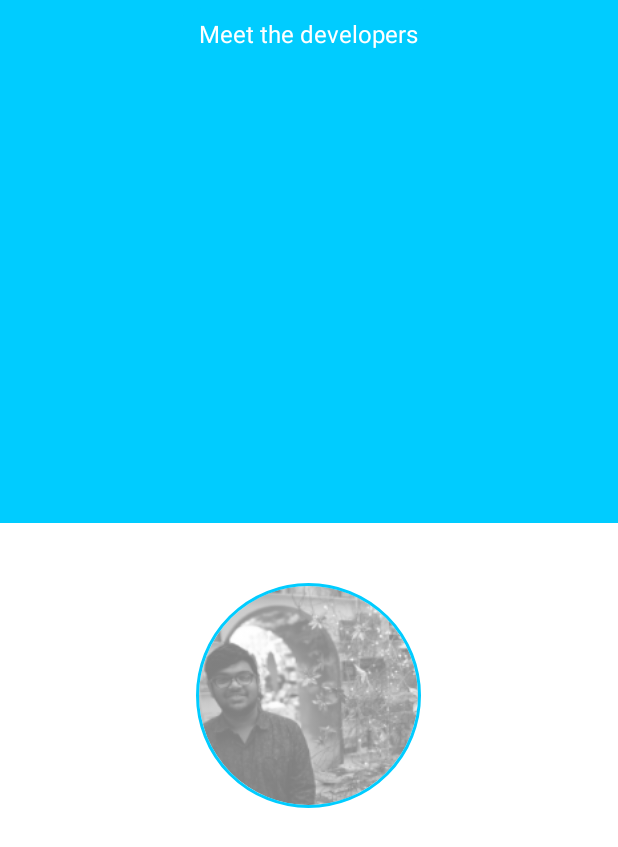
After one commit to aesher9o1/infoMUJ, an Android app: the Developers screen opened directly, with no data from a screen before it, on a phone screen of 412 x 824 dp. The commit adds this screen. Shown: the top 847 px of the screen. Run offline under Robolectric (Android 15) with nearby library versions, the phone set to English and light mode, and no system bars; our stand-ins replace ButterKnife, CircleImageView.

Commit message:
viddu added

```diff
--- a/app/build.gradle
+++ b/app/build.gradle
@@ -38,7 +38,7 @@ dependencies {
     implementation 'com.google.code.gson:gson:2.8.1'
     implementation 'com.sothree.slidinguppanel:library:3.4.0'
 
-    implementation'com.android.support:recyclerview-v7:27.1.1'
+    implementation 'com.android.support:recyclerview-v7:27.1.1'
     implementation 'com.squareup.picasso:picasso:2.5.2'
     implementation 'com.squareup.okhttp:okhttp:2.7.2'
     api 'com.github.vipulasri:timelineview:1.0.6'
@@ -52,6 +52,7 @@ dependencies {
     api 'com.andkulikov:transitionseverywhere:1.7.9'
 
     implementation 'com.github.stfalcon:chatkit:0.2.2'
+    implementation 'de.hdodenhof:circleimageview:2.2.0'
 
 }
 apply plugin: 'com.google.gms.google-services'
--- a/app/src/main/AndroidManifest.xml
+++ b/app/src/main/AndroidManifest.xml
@@ -3,10 +3,9 @@
     xmlns:tools="http://schemas.android.com/tools"
     package="info.manipal.aesher.infomuj">
 
-    <uses-permission android:name="android.permission.INTERNET"/>
-    <uses-permission android:name="android.permission.RECORD_AUDIO"/>
+    <uses-permission android:name="android.permission.INTERNET" />
+    <uses-permission android:name="android.permission.RECORD_AUDIO" />
     <uses-permission android:name="android.permission.WRITE_EXTERNAL_STORAGE" />
-
 
     <application
         android:allowBackup="true"
@@ -15,29 +14,31 @@
         android:roundIcon="@mipmap/ic_launcher_round"
         android:supportsRtl="true"
         android:theme="@style/AppTheme">
-        <!--<service-->
-            <!--android:name=".MyFirebaseMessagingService">-->
-            <!--<intent-filter>-->
-                <!--<action android:name="com.google.firebase.MESSAGING_EVENT"/>-->
-            <!--</intent-filter>-->
-        <!--</service>-->
 
-        <!--<service-->
-            <!--android:name=".MyFirebaseInstanceIDService">-->
-            <!--<intent-filter>-->
-                <!--<action android:name="com.google.firebase.INSTANCE_ID_EVENT"/>-->
-            <!--</intent-filter>-->
-        <!--</service>-->
+        <!-- <service -->
+        <!-- android:name=".MyFirebaseMessagingService"> -->
+        <!-- <intent-filter> -->
+        <!-- <action android:name="com.google.firebase.MESSAGING_EVENT"/> -->
+        <!-- </intent-filter> -->
+        <!-- </service> -->
+
+
+        <!-- <service -->
+        <!-- android:name=".MyFirebaseInstanceIDService"> -->
+        <!-- <intent-filter> -->
+        <!-- <action android:name="com.google.firebase.INSTANCE_ID_EVENT"/> -->
+        <!-- </intent-filter> -->
+        <!-- </service> -->
 
         <meta-data
             android:name="com.google.firebase.messaging.default_notification_channel_id"
-            android:value="TestNotifications"/>
-
+            android:value="TestNotifications" />
         <meta-data
             android:name="com.google.firebase.ml.vision.DEPENDENCIES"
             android:value="barcode" />
 
-        <activity android:name=".MainActivity"
+        <activity
+            android:name=".MainActivity"
             android:screenOrientation="portrait">
             <intent-filter>
                 <action android:name="android.intent.action.MAIN" />
@@ -46,18 +47,15 @@
             </intent-filter>
         </activity>
         <activity
-
             android:name="com.journeyapps.barcodescanner.CaptureActivity"
             android:screenOrientation="portrait"
-            tools:replace="screenOrientation"
-            />
-
-        <activity android:name=".PlacesActivity"
+            tools:replace="screenOrientation" />
+        <activity
+            android:name=".PlacesActivity"
             android:screenOrientation="portrait"
-            android:theme="@style/Theme.Transparent"/>
-
+            android:theme="@style/Theme.Transparent" />
+        <activity android:name=".Developers"
+            android:theme="@style/blueStatus"></activity>
     </application>
 
-
-
 </manifest>
--- /dev/null
+++ b/app/src/main/java/info/manipal/aesher/infomuj/Developers.java
@@ -0,0 +1,38 @@
+package info.manipal.aesher.infomuj;
+
+import android.graphics.ColorMatrix;
+import android.graphics.ColorMatrixColorFilter;
+import android.support.v7.app.AppCompatActivity;
+import android.os.Bundle;
+
+import butterknife.BindView;
+import butterknife.ButterKnife;
+import de.hdodenhof.circleimageview.CircleImageView;
+
+public class Developers extends AppCompatActivity {
+
+    @BindView(R.id.viduujain)
+    CircleImageView vidhyanshuJain;
+
+    @Override
+    protected void onCreate(Bundle savedInstanceState) {
+        super.onCreate(savedInstanceState);
+        setContentView(R.layout.activity_developers);
+        ButterKnife.bind(this);
+
+        setLocked(vidhyanshuJain);
+    }
+
+
+
+
+
+    public static void  setLocked(CircleImageView v)
+    {
+        ColorMatrix matrix = new ColorMatrix();
+        matrix.setSaturation(0);  //0 means grayscale
+        ColorMatrixColorFilter cf = new ColorMatrixColorFilter(matrix);
+        v.setColorFilter(cf);
+        v.setImageAlpha(128);   // 128 = 0.5
+    }
+}
--- a/app/src/main/java/info/manipal/aesher/infomuj/Fragment/DialogueFlow.java
+++ b/app/src/main/java/info/manipal/aesher/infomuj/Fragment/DialogueFlow.java
@@ -78,7 +78,7 @@ public class DialogueFlow extends Fragment implements AIListener,TextToSpeech.On
         View v = inflater.inflate(R.layout.fragment_chatbot,container,false);
         ButterKnife.bind(this,v);
 
-
+        isSoundPermission();
 
         //getting the container and the buttons of the main activity
         transitionsContainer = getActivity().getWindow().getDecorView().findViewById(R.id.container);
@@ -159,6 +159,15 @@ public class DialogueFlow extends Fragment implements AIListener,TextToSpeech.On
 
     }
 
+
+    public void isSoundPermission() {
+        if (Build.VERSION.SDK_INT >= 23) {
+            if (getActivity().checkSelfPermission(Manifest.permission.RECORD_AUDIO) != PackageManager.PERMISSION_GRANTED) {
+                ActivityCompat.requestPermissions(getActivity(), new String[]{Manifest.permission.RECORD_AUDIO}, 1);
+            }
+        }
+
+    }
 
     public void welcomeMessage(){
 
--- a/app/src/main/java/info/manipal/aesher/infomuj/Fragment/MainPage.java
+++ b/app/src/main/java/info/manipal/aesher/infomuj/Fragment/MainPage.java
@@ -3,6 +3,7 @@ package info.manipal.aesher.infomuj.Fragment;
 import android.Manifest;
 import android.animation.AnimatorSet;
 import android.animation.ObjectAnimator;
+import android.app.ActivityOptions;
 import android.content.Intent;
 
 import android.net.Uri;
@@ -31,6 +32,7 @@ import java.util.Objects;
 import butterknife.BindView;
 import butterknife.ButterKnife;
 import butterknife.OnClick;
+import info.manipal.aesher.infomuj.Developers;
 import info.manipal.aesher.infomuj.MainActivity;
 import info.manipal.aesher.infomuj.R;
 
@@ -104,7 +106,9 @@ public class MainPage extends Fragment {
                         case 2:
                             gotoMUJBot();
                             break;
-                        case 3:Log.w("Aashis",""+2);
+                        case 3:
+                            Bundle bundle = ActivityOptions.makeSceneTransitionAnimation(getActivity(),developerButton,developerButton.getTransitionName()).toBundle();
+                            startActivity(new Intent(getActivity(), Developers.class),bundle);
                             break;
                         case 4:
                             startActivity(  new Intent( Intent.ACTION_VIEW , Uri.parse( "https://jaipur.manipal.edu/" ) ) );
@@ -151,7 +155,7 @@ public class MainPage extends Fragment {
                                 case 2:
                                     gotoMUJBot();
                                     break;
-                                case 3:Log.w("Aashis",""+2);
+                                case 3:startActivity(new Intent(getActivity(), Developers.class));
                                     break;
                                 case 4: startActivity(  new Intent( Intent.ACTION_VIEW , Uri.parse( "https://jaipur.manipal.edu/" ) ) );
                                 break;
--- a/app/src/main/java/info/manipal/aesher/infomuj/MainActivity.java
+++ b/app/src/main/java/info/manipal/aesher/infomuj/MainActivity.java
@@ -103,7 +103,6 @@ public class MainActivity extends AppCompatActivity {
         setContentView(R.layout.activity_main);
         ButterKnife.bind(this);
         isCameraPermission();
-        isSoundPermission();
         replaceFrag();
 
         prefs = getSharedPreferences("com.manipal.infomuj", MODE_PRIVATE);
@@ -252,14 +251,6 @@ public class MainActivity extends AppCompatActivity {
 
 
 
-    public void isSoundPermission() {
-        if (Build.VERSION.SDK_INT >= 23) {
-            if (checkSelfPermission(Manifest.permission.RECORD_AUDIO) != PackageManager.PERMISSION_GRANTED) {
-                ActivityCompat.requestPermissions(this, new String[]{Manifest.permission.RECORD_AUDIO}, 1);
-            }
-        }
-
-    }
 
 
     public void isCameraPermission() {
--- /dev/null
+++ b/app/src/main/res/layout/activity_developers.xml
@@ -0,0 +1,58 @@
+<?xml version="1.0" encoding="utf-8"?>
+<LinearLayout xmlns:android="http://schemas.android.com/apk/res/android"
+    xmlns:app="http://schemas.android.com/apk/res-auto"
+    android:background="@color/materialBlue"
+    xmlns:tools="http://schemas.android.com/tools"
+    android:orientation="vertical"
+    android:weightSum="2"
+    android:layout_width="match_parent"
+    android:layout_height="match_parent"
+    tools:context=".Developers">
+
+    <TextView
+        android:transitionName="Google"
+        android:clickable="true"
+        android:focusable="true"
+        android:id="@+id/developerButton"
+        android:textColor="@color/white"
+        android:layout_marginBottom="-7dip"
+        android:paddingTop="6dip"
+        android:paddingBottom="6dip"
+        android:paddingStart="15dip"
+        android:paddingEnd="15dip"
+        android:textSize="16sp"
+        android:background="@drawable/roundedbutton"
+        android:layout_marginTop="5dip"
+        android:layout_gravity="center_horizontal"
+        android:layout_width="wrap_content"
+        android:layout_height="wrap_content"
+        android:text="Meet the developers"/>
+
+    <LinearLayout
+        android:gravity="center_horizontal|center_vertical"
+    android:layout_weight="0.8"
+    android:background="@color/materialBlue"
+    android:layout_width="match_parent"
+    android:layout_height="0dip">
+
+
+</LinearLayout>
+
+    <LinearLayout
+        android:gravity="center_horizontal"
+        android:background="@color/white"
+        android:layout_weight="1.2"
+        android:layout_width="match_parent"
+        android:layout_height="0dip">
+
+        <de.hdodenhof.circleimageview.CircleImageView
+            android:layout_marginTop="40dip"
+            android:layout_width="150dip"
+            android:id="@+id/viduujain"
+            android:layout_height="150dip"
+            android:src="@drawable/viduujain"
+            app:civ_border_width="2dp"
+            app:civ_border_color="@color/materialBlue"/>
+
+    </LinearLayout>
+</LinearLayout>
--- a/app/src/main/res/layout/fragment_home.xml
+++ b/app/src/main/res/layout/fragment_home.xml
@@ -162,7 +162,7 @@
 
 
                 <TextView
-
+                    android:transitionName="Google"
                     android:clickable="true"
                     android:focusable="true"
                     android:id="@+id/developerButton"
@@ -172,7 +172,7 @@
                     android:paddingBottom="6dip"
                     android:paddingStart="15dip"
                     android:paddingEnd="15dip"
-                    android:textSize="15sp"
+                    android:textSize="16sp"
                     android:background="@drawable/roundedbutton"
                     android:layout_marginTop="15dip"
                     android:layout_gravity="center_horizontal"
--- a/app/src/main/res/values/colors.xml
+++ b/app/src/main/res/values/colors.xml
@@ -9,4 +9,5 @@
     <color name="white">#FFFFFF</color>
     <color name="lightGrey">#5F6368</color>
     <color name="materialBlue">#00ccff</color>
+    <color name="materialGreen">#96c93d</color>
 </resources>
--- a/app/src/main/res/values/styles.xml
+++ b/app/src/main/res/values/styles.xml
@@ -17,7 +17,15 @@
         <item name="android:background">@drawable/rounded_shape</item>
     </style>
 
+<style name="blueStatus" parent="Theme.AppCompat.NoActionBar">
+    <item name="colorPrimary">@color/white</item>
+    <item name="colorPrimaryDark">@color/white</item>
+    <item name="colorAccent">@color/colorAccent</item>
+    <item name="android:statusBarColor">@color/materialBlue</item>
+    <item name="android:windowLightStatusBar">true</item>
+    <item name="android:windowActionBarOverlay">true</item>
 
+</style>
 
     <style name="Theme.Transparent" parent="AppTheme">
         <item name="android:windowIsTranslucent">true</item>
```
Also changed, not shown: app/src/main/res/drawable-xxxhdpi/viduujain.jpg (added).
